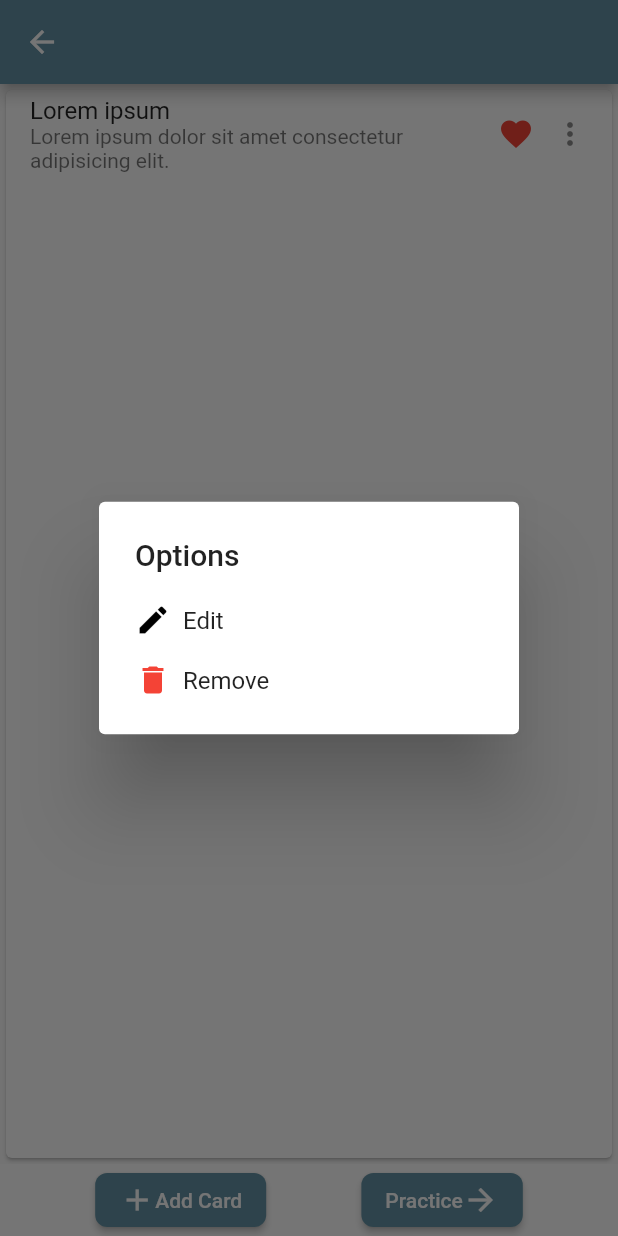
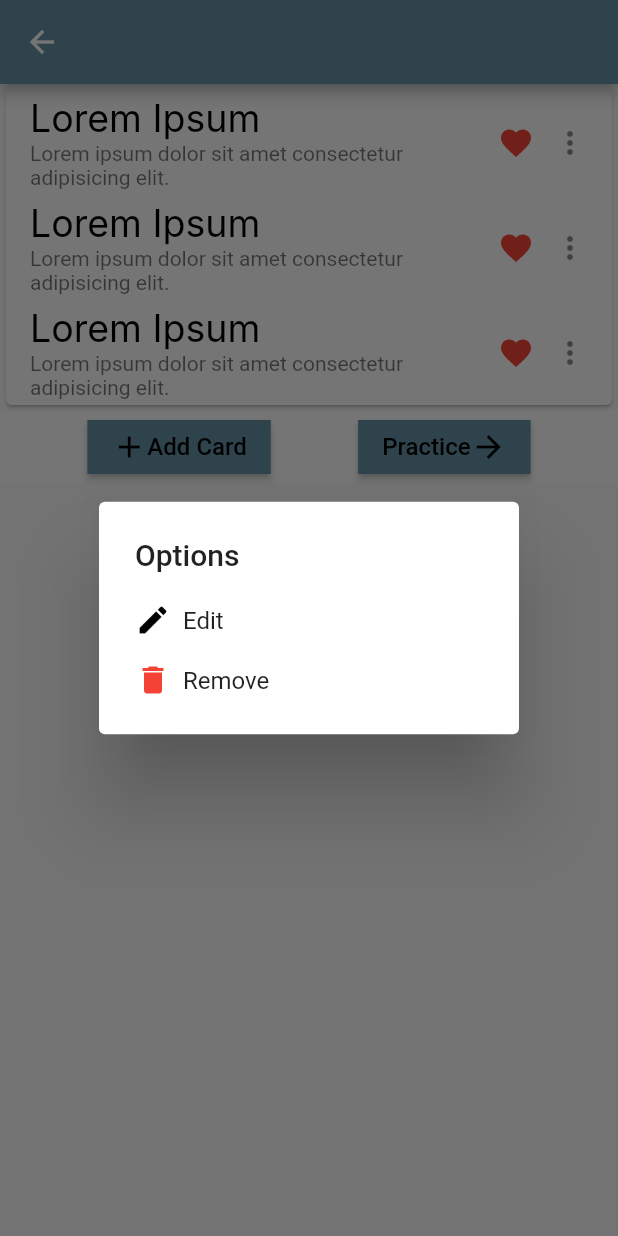
Before and after one commit to angelcustodio3/PeerUP, a Flutter app: the ViewCard screen opened directly, after a tap on the "favorite outline" icon, after a tap on the "more vert" icon, on a phone screen of 412 x 824 dp. Run offline on Flutter 3.47's test engine with Material 2 defaults, Android fonts, the phone set to English and light mode, and no system bars; our stand-ins replace expansion_tile_card; Roboto replaces fonts that are missing (Inter, YourFontFamily).

Commit message:
view flashcard set page updates

```diff
--- a/PeerUP/Flashcard/lib/main.dart
+++ b/PeerUP/Flashcard/lib/main.dart
@@ -405,17 +405,31 @@ class _ViewCardState extends State<ViewCard> {
       ),
       body: Column(
         children: [
-          Expanded(
-            child: Stack(
-              children: [
-                // Your existing card content
           Card(
+            /*Text(
+                    'CMSC 128',
+                    style: TextStyle(
+                      color: Colors.black,
+                      fontSize: 25,
+                      fontFamily: 'Inter',
+                      fontWeight: FontWeight.w600,
+                    ),
+                  ),*/
             child: Column(
               children: [
                 ListTile(
-                        title: const Text('Lorem ipsum'),
+                  title: Text(
+                    'Lorem Ipsum',
+                    style: TextStyle(
+                      color: Colors.black,
+                      fontSize: 25,
+                      fontFamily: 'Inter',
+                      fontWeight: FontWeight.w400,
+                    ),
+                  ),
                   subtitle: const Text(
-                            'Lorem ipsum dolor sit amet consectetur adipisicing elit.'),
+                    'Lorem ipsum dolor sit amet consectetur adipisicing elit.',
+                  ),
                   trailing: Row(
                     mainAxisSize: MainAxisSize.min,
                     children: [
@@ -429,8 +443,83 @@ class _ViewCardState extends State<ViewCard> {
                           isHeartFilled
                               ? Icons.favorite
                               : Icons.favorite_border,
-                                color:
-                                    isHeartFilled ? Colors.red : Colors.black,
+                          color: isHeartFilled ? Colors.red : Colors.black,
+                        ),
+                      ),
+                      GestureDetector(
+                        onTap: () {
+                          _showOptionsDialog(context);
+                        },
+                        child: const Icon(Icons.more_vert),
+                      ),
+                    ],
+                  ),
+                ),
+                ListTile(
+                  title: Text(
+                    'Lorem Ipsum',
+                    style: TextStyle(
+                      color: Colors.black,
+                      fontSize: 25,
+                      fontFamily: 'Inter',
+                      fontWeight: FontWeight.w400,
+                    ),
+                  ),
+                  subtitle: const Text(
+                    'Lorem ipsum dolor sit amet consectetur adipisicing elit.',
+                  ),
+                  trailing: Row(
+                    mainAxisSize: MainAxisSize.min,
+                    children: [
+                      IconButton(
+                        onPressed: () {
+                          setState(() {
+                            isHeartFilled = !isHeartFilled;
+                          });
+                        },
+                        icon: Icon(
+                          isHeartFilled
+                              ? Icons.favorite
+                              : Icons.favorite_border,
+                          color: isHeartFilled ? Colors.red : Colors.black,
+                        ),
+                      ),
+                      GestureDetector(
+                        onTap: () {
+                          _showOptionsDialog(context);
+                        },
+                        child: const Icon(Icons.more_vert),
+                      ),
+                    ],
+                  ),
+                ),
+                ListTile(
+                  title: Text(
+                    'Lorem Ipsum',
+                    style: TextStyle(
+                      color: Colors.black,
+                      fontSize: 25,
+                      fontFamily: 'Inter',
+                      fontWeight: FontWeight.w400,
+                    ),
+                  ),
+                  subtitle: const Text(
+                    'Lorem ipsum dolor sit amet consectetur adipisicing elit.',
+                  ),
+                  trailing: Row(
+                    mainAxisSize: MainAxisSize.min,
+                    children: [
+                      IconButton(
+                        onPressed: () {
+                          setState(() {
+                            isHeartFilled = !isHeartFilled;
+                          });
+                        },
+                        icon: Icon(
+                          isHeartFilled
+                              ? Icons.favorite
+                              : Icons.favorite_border,
+                          color: isHeartFilled ? Colors.red : Colors.black,
                         ),
                       ),
                       GestureDetector(
@@ -444,9 +533,7 @@ class _ViewCardState extends State<ViewCard> {
                 ),
               ],
             ),
-                ),
-              ],
-            ),
+
           ),
           Container(
             color: Colors.white,
@@ -463,21 +550,30 @@ class _ViewCardState extends State<ViewCard> {
                     );
                   },
                   style: ElevatedButton.styleFrom(
-                  backgroundColor: const Color.fromRGBO(100, 147, 165, 100),
+                    backgroundColor: const Color(0xFF6493A5),
                     shape: RoundedRectangleBorder(
-                    borderRadius: BorderRadius.circular(8),
+                      borderRadius: BorderRadius.circular(0),
                     ),
                   ),
                   child: Row(
                     children: [
-                      Icon(Icons.add),
-                      Text('Add Card'),
+                      Icon(
+                        Icons.add,
+                        color: Colors.black,
+                      ),
+                      Text(
+                        'Add Card',
+                        style: TextStyle(
+                          color: Colors.black,
+                          fontFamily: 'YourFontFamily',
+                          fontSize: 16.0,
+                        ),
+                      ),
                     ],
                   ),
                 ),
                 ElevatedButton(
                   onPressed: () {
-                    // Practice navigation here
                     Navigator.push(
                       context,
                       MaterialPageRoute(
@@ -486,15 +582,25 @@ class _ViewCardState extends State<ViewCard> {
                     );
                   },
                   style: ElevatedButton.styleFrom(
-                  backgroundColor: const Color.fromRGBO(100, 147, 165, 100),
+                    backgroundColor: const Color(0xFF6493A5),
                     shape: RoundedRectangleBorder(
-                    borderRadius: BorderRadius.circular(8),
+                      borderRadius: BorderRadius.circular(0),
                     ),
                   ),
                   child: Row(
                     children: [
-                      Text('Practice'),
-                      Icon(Icons.arrow_forward),
+                      Text(
+                        'Practice',
+                        style: TextStyle(
+                          color: Colors.black,
+                          fontFamily: 'YourFontFamily',
+                          fontSize: 16.0,
+                        ),
+                      ),
+                      Icon(
+                        Icons.arrow_forward,
+                        color: Colors.black,
+                      ),
                     ],
                   ),
                 ),
@@ -515,18 +621,16 @@ class _ViewCardState extends State<ViewCard> {
           children: <Widget>[
             _buildOption(
               text: 'Edit',
-              icon: Icons.edit, // Pen icon
+              icon: Icons.edit,
               onTap: () {
-                // Add code for the "Edit" option
                 Navigator.pop(context);
               },
             ),
             _buildOption(
               text: 'Remove',
-              icon: Icons.delete, // Red trash bin icon
-              iconColor: Colors.red, // Set the icon color
+              icon: Icons.delete,
+              iconColor: Colors.red,
               onTap: () {
-                // Add code for the "Remove" option
                 Navigator.pop(context);
               },
             ),
@@ -551,7 +655,7 @@ Widget _buildOption({
           icon,
           color: iconColor,
         ),
-        const SizedBox(width: 8), // Adjust the spacing between icon and text
+        const SizedBox(width: 8),
         Text(text),
       ],
     ),
```
Lines whose indentation alone changed are shown as unchanged.
